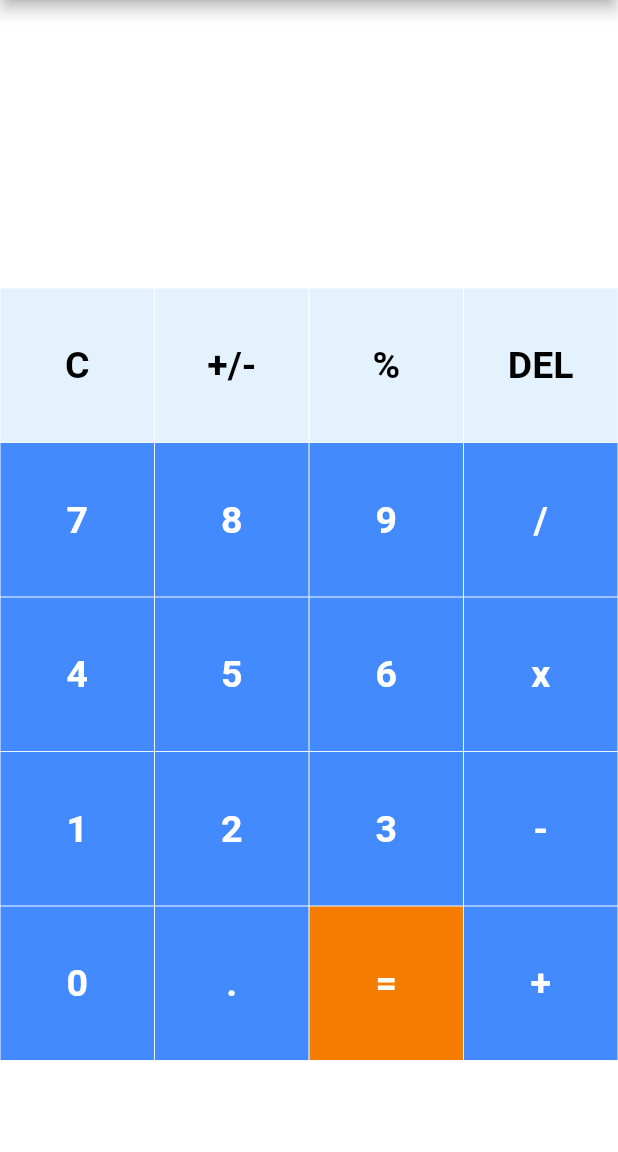
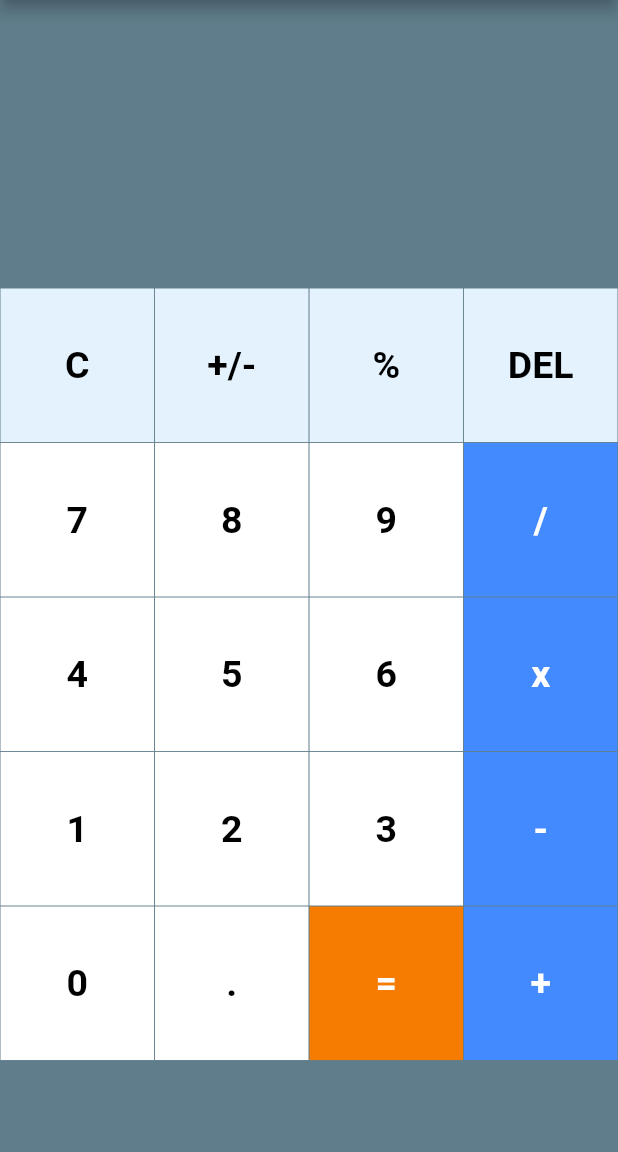
Before and after one commit to IfSyam/flutter--apps, a Flutter app: the screen it shows after launch, on a phone screen of 412 x 824 dp, the part 84-1236 px from its top. Run offline on Flutter 3.47's test engine with Material 2 defaults, Android fonts, the phone set to English and light mode, and no system bars; our stand-ins replace math_expressions.

Commit message:
Add function isOperator too change color

```diff
--- a/lib/screens/main_screen.dart
+++ b/lib/screens/main_screen.dart
@@ -43,7 +43,7 @@ class _MainScreenState extends State<MainScreen> {
       appBar: AppBar(
         title: const Text("Apps Calculator"),
       ),
-      backgroundColor: Colors.white38,
+      backgroundColor: Colors.blueGrey,
       body: Column(
         children: [
           Expanded(
@@ -155,8 +155,12 @@ class _MainScreenState extends State<MainScreen> {
                       });
                     },
                     buttonText: buttons[index],
-                    color: Colors.blueAccent,
-                    textColor: Colors.white,
+                    color: isOperator(buttons[index])
+                        ? Colors.blueAccent
+                        : Colors.white,
+                    textColor: isOperator(buttons[index])
+                        ? Colors.white
+                        : Colors.black,
                   );
                 }
               },
@@ -165,6 +169,13 @@ class _MainScreenState extends State<MainScreen> {
         ],
       ),
     );
+  }
+
+  bool isOperator(String x) {
+    if (x == '/' || x == 'x' || x == '-' || x == '+' || x == '=') {
+      return true;
+    }
+    return false;
   }
 
   // function to calculate the input operation
```
Also changed, not shown: 1 other file.
